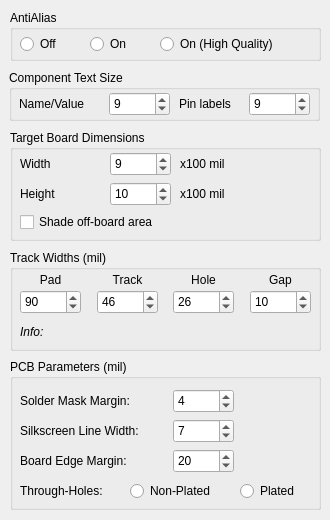
Above: src/renderingdialog.ui from melak/veroroute before the change. Below: the same form after it.
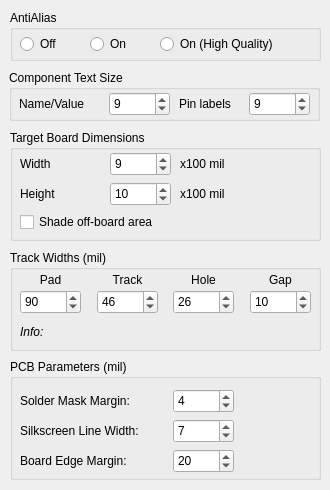
That is the form after the change.

Commit message: Removed PTH/NPTH selection since it is implied by export type

What changed in the file:
```diff
--- a/src/renderingdialog.ui
+++ b/src/renderingdialog.ui
@@ -7,19 +7,19 @@
     <x>0</x>
     <y>0</y>
     <width>330</width>
-    <height>520</height>
+    <height>490</height>
    </rect>
   </property>
   <property name="minimumSize">
    <size>
     <width>330</width>
-    <height>520</height>
+    <height>490</height>
    </size>
   </property>
   <property name="maximumSize">
    <size>
     <width>330</width>
-    <height>520</height>
+    <height>490</height>
    </size>
   </property>
   <property name="windowTitle">
@@ -521,7 +521,7 @@
      <x>10</x>
      <y>359</y>
      <width>311</width>
-     <height>151</height>
+     <height>121</height>
     </rect>
    </property>
    <property name="title">
@@ -609,48 +609,6 @@
      <number>7</number>
     </property>
    </widget>
-   <widget class="QRadioButton" name="holePTH">
-    <property name="geometry">
-     <rect>
-      <x>230</x>
-      <y>120</y>
-      <width>71</width>
-      <height>24</height>
-     </rect>
-    </property>
-    <property name="text">
-     <string>Plated</string>
-    </property>
-   </widget>
-   <widget class="QRadioButton" name="holeNPTH">
-    <property name="geometry">
-     <rect>
-      <x>120</x>
-      <y>120</y>
-      <width>101</width>
-      <height>24</height>
-     </rect>
-    </property>
-    <property name="text">
-     <string>Non-Plated</string>
-    </property>
-   </widget>
-   <widget class="QLabel" name="label_holetype">
-    <property name="geometry">
-     <rect>
-      <x>10</x>
-      <y>120</y>
-      <width>101</width>
-      <height>24</height>
-     </rect>
-    </property>
-    <property name="text">
-     <string>Through-Holes:</string>
-    </property>
-    <property name="alignment">
-     <set>Qt::AlignLeading|Qt::AlignLeft|Qt::AlignVCenter</set>
-    </property>
-   </widget>
    <widget class="QLabel" name="label_edge">
     <property name="geometry">
      <rect>
```
The commit also changes 3 other files.
